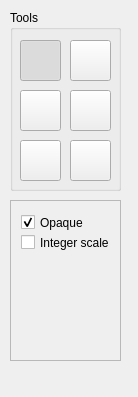
Old version of the form src/tool_panel.ui in the repository LoxoSoftware/IndexBourne.
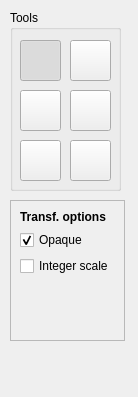
New version of the form. The open tabs and pages were chosen to show the change. Icons and pictures are not drawn.

```diff
--- a/src/tool_panel.ui
+++ b/src/tool_panel.ui
@@ -257,8 +257,8 @@
      <rect>
       <x>10</x>
       <y>200</y>
-      <width>111</width>
-      <height>161</height>
+      <width>115</width>
+      <height>141</height>
      </rect>
     </property>
     <property name="frameShape">
@@ -350,15 +350,16 @@
      </widget>
     </widget>
     <widget class="QWidget" name="grpToolSettings_transform">
+     <layout class="QVBoxLayout" name="verticalLayout">
+      <item>
+       <widget class="QLabel" name="label_4">
+        <property name="text">
+         <string>&lt;html&gt;&lt;head/&gt;&lt;body&gt;&lt;p&gt;&lt;span style=&quot; font-weight:700;&quot;&gt;Transf. options&lt;/span&gt;&lt;/p&gt;&lt;/body&gt;&lt;/html&gt;</string>
+        </property>
+       </widget>
+      </item>
+      <item>
      <widget class="QCheckBox" name="chkApplyOpaque">
-      <property name="geometry">
-       <rect>
-        <x>10</x>
-        <y>10</y>
-        <width>101</width>
-        <height>23</height>
-       </rect>
-      </property>
       <property name="toolTip">
        <string>Transparent pixels will overwrite the destination</string>
       </property>
@@ -369,15 +370,9 @@
        <bool>true</bool>
       </property>
      </widget>
+      </item>
+      <item>
      <widget class="QCheckBox" name="chkForceIntegerScale">
-      <property name="geometry">
-       <rect>
-        <x>10</x>
-        <y>30</y>
-        <width>101</width>
-        <height>23</height>
-       </rect>
-      </property>
       <property name="toolTip">
        <string>Force integer scaling</string>
       </property>
@@ -388,6 +383,21 @@
        <bool>false</bool>
       </property>
      </widget>
+      </item>
+      <item>
+       <spacer name="verticalSpacer">
+        <property name="orientation">
+         <enum>Qt::Orientation::Vertical</enum>
+        </property>
+        <property name="sizeHint" stdset="0">
+         <size>
+          <width>20</width>
+          <height>74</height>
+         </size>
+        </property>
+       </spacer>
+      </item>
+     </layout>
     </widget>
    </widget>
   </widget>
```
Left out of the diff: 40 changed lines with no effect on the pictures. Lines whose indentation alone changed are shown as unchanged.
